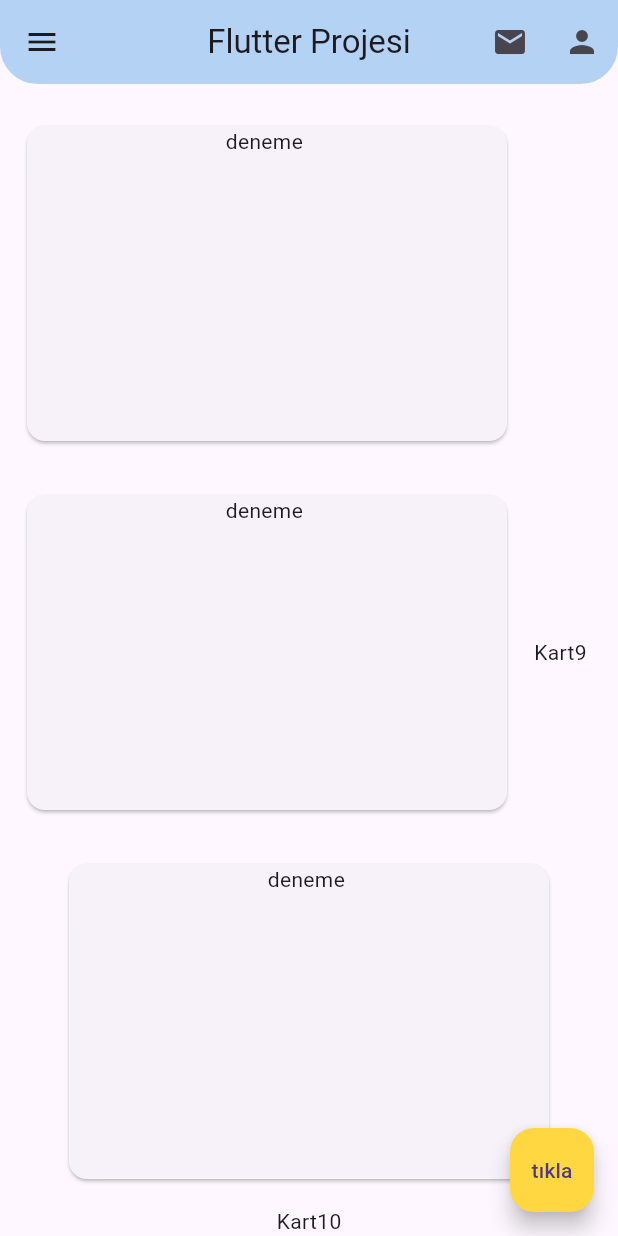
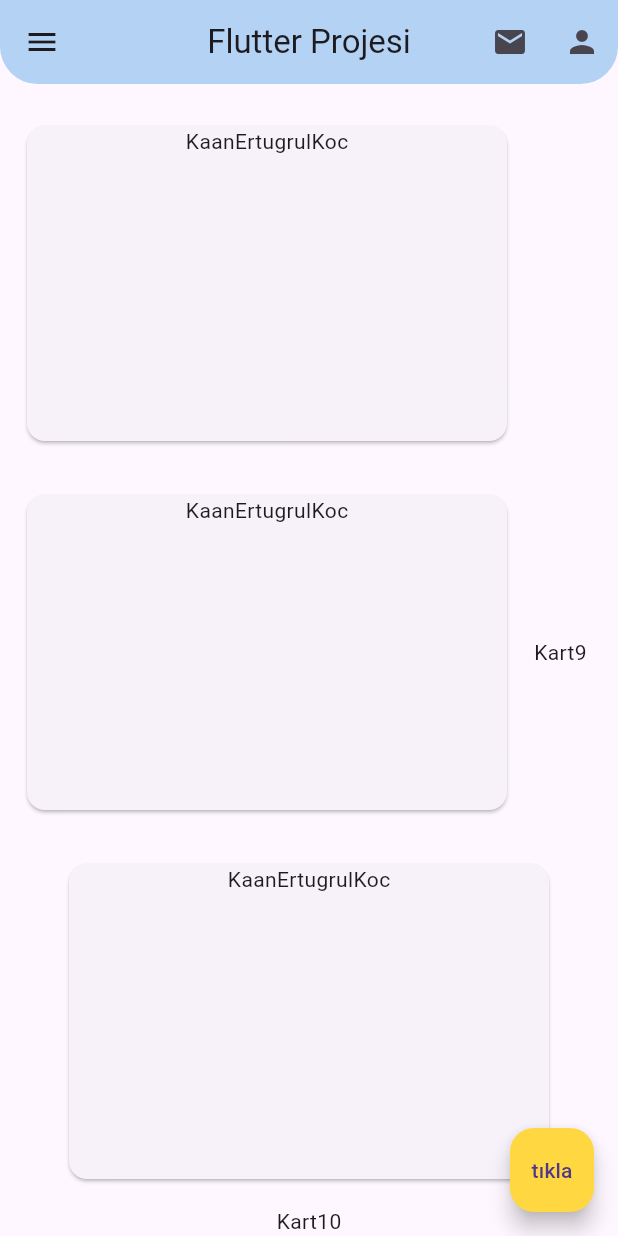
Before and after one commit to kaanertugrulkoc/pLove-PureLove-, a Flutter app: the screen it shows after launch, scrolled down 1712 dp, on a phone screen of 412 x 824 dp. Run offline on Flutter 3.47's test engine with Material 3 defaults, Android fonts, the light colour scheme and no system bars.

Commit message:
Update 0.0_widgetlar.dart

```diff
--- a/lib/0.0_widgetlar.dart
+++ b/lib/0.0_widgetlar.dart
@@ -17,7 +17,7 @@ class ogrencikayit extends StatelessWidget {
             height: 210,
             child: Column(
               children: [
-                Text("deneme "),
+                Text("KaanErtugrulKoc"),
               ],
             ),
           ),
```
